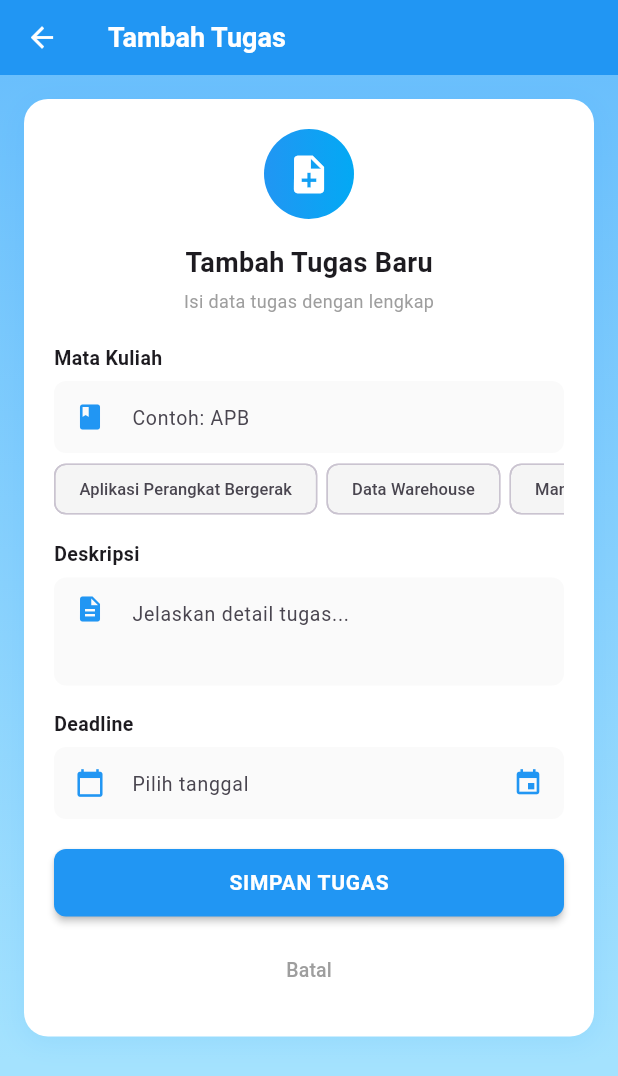
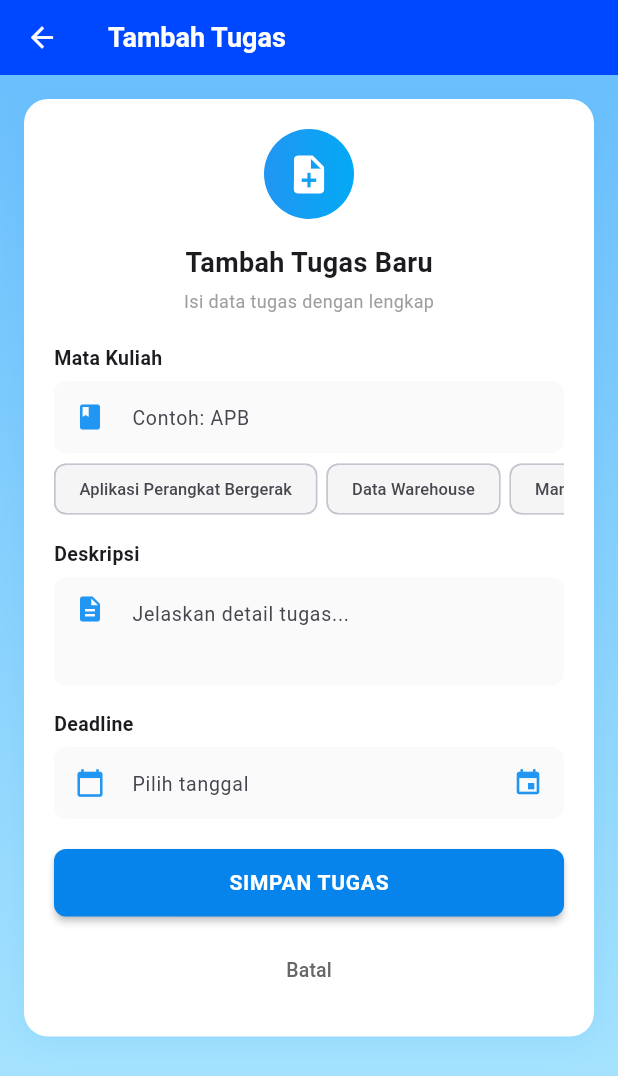
Before and after one commit to MathiusRonaldKJ/5230311050_MathiusRonaldKuncoroJati_Tugas3.4, a Flutter app: the TambahTugasPage screen opened directly with empty values, on a phone screen of 412 x 824 dp. Shown: the top 1076 px of the screen. Run offline on Flutter 3.47's test engine with Material 3 defaults, Android fonts, the phone set to English and light mode, and no system bars.

Commit message:
Change color scheme in tambah_tugas_page.dart

```diff
--- a/lib/pages/tambah_tugas_page.dart
+++ b/lib/pages/tambah_tugas_page.dart
@@ -89,7 +89,7 @@ class _TambahTugasPageState extends State<TambahTugasPage> {
       backgroundColor: const Color.fromARGB(255, 164, 226, 254),
       appBar: AppBar(
         title: const Text('Tambah Tugas', style: TextStyle(fontWeight: FontWeight.bold, fontSize: 18)),
-        backgroundColor: Colors.blue,
+        backgroundColor: const Color.fromARGB(255, 0, 72, 255),
         foregroundColor: Colors.white,
         toolbarHeight: 50,
         leading: IconButton(
@@ -137,7 +137,7 @@ class _TambahTugasPageState extends State<TambahTugasPage> {
                             height: 60,
                             decoration: BoxDecoration(
                               gradient: const LinearGradient(
-                                colors: [Colors.blue, Colors.lightBlue],
+                                colors: [Color.fromARGB(255, 33, 150, 243), Color.fromARGB(255, 3, 169, 244)],
                               ),
                               shape: BoxShape.circle,
                             ),
@@ -308,7 +308,7 @@ class _TambahTugasPageState extends State<TambahTugasPage> {
                       child: ElevatedButton(
                         onPressed: _simpanTugas,
                         style: ElevatedButton.styleFrom(
-                          backgroundColor: Colors.blue,
+                          backgroundColor: const Color.fromARGB(255, 7, 132, 235),
                           foregroundColor: Colors.white,
                           shape: RoundedRectangleBorder(
                             borderRadius: BorderRadius.circular(8),
@@ -338,7 +338,7 @@ class _TambahTugasPageState extends State<TambahTugasPage> {
                         child: const Text(
                           'Batal',
                           style: TextStyle(
-                            color: Colors.grey,
+                            color: Color.fromARGB(255, 103, 103, 103),
                             fontSize: 13,
                           ),
                         ),
```
